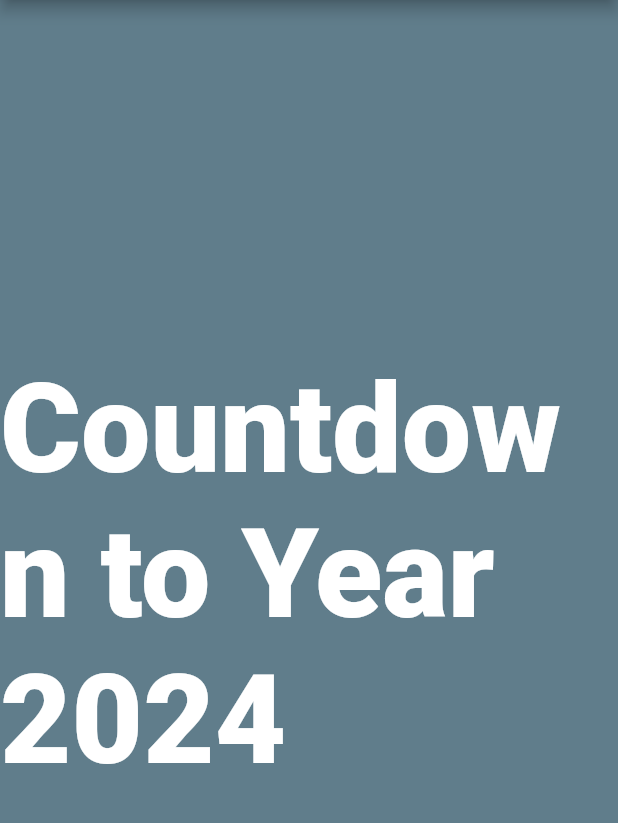
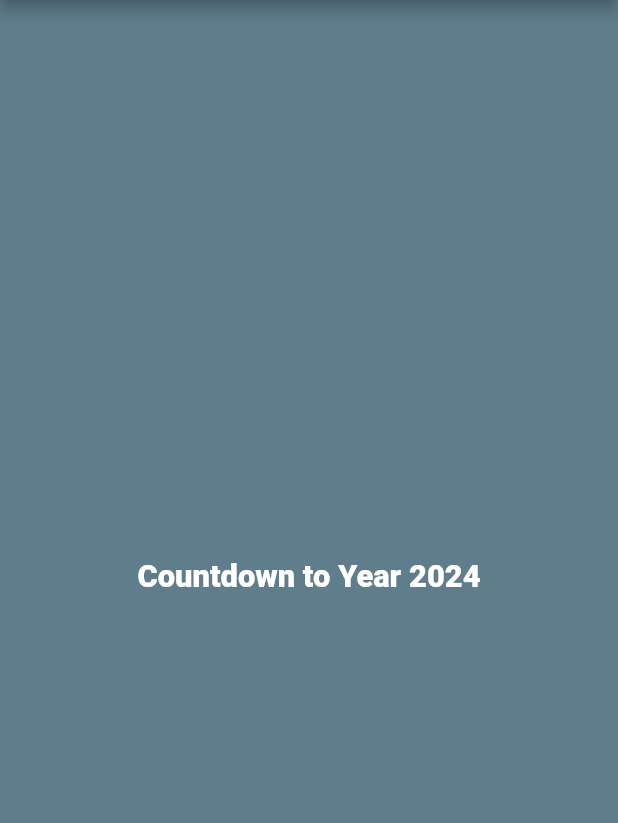
Before and after one commit to sudo-mumo/newyearcountdown, a Flutter app: the first screen one second after launch, on a phone screen of 412 x 824 dp, the part 84-907 px from its top. Run offline on Flutter 3.47's test engine with Material 2 defaults, Android fonts, the phone set to English and light mode, and no system bars.

Commit message:
font size edit

```diff
--- a/lib/screens/home_page.dart
+++ b/lib/screens/home_page.dart
@@ -102,7 +102,7 @@ class _HomePageState extends State<HomePage> {
                   Text(
                     'Countdown to Year 2024',
                     style: TextStyle(
-                      fontSize: size.width * 0.2,
+                      fontSize: size.width * 0.05,
                       fontWeight: FontWeight.w900,
                       color: Colors.white,
                     ),
```
Also changed, not shown: lib/widgets/countdown_widget.dart (+6 -5 lines).
